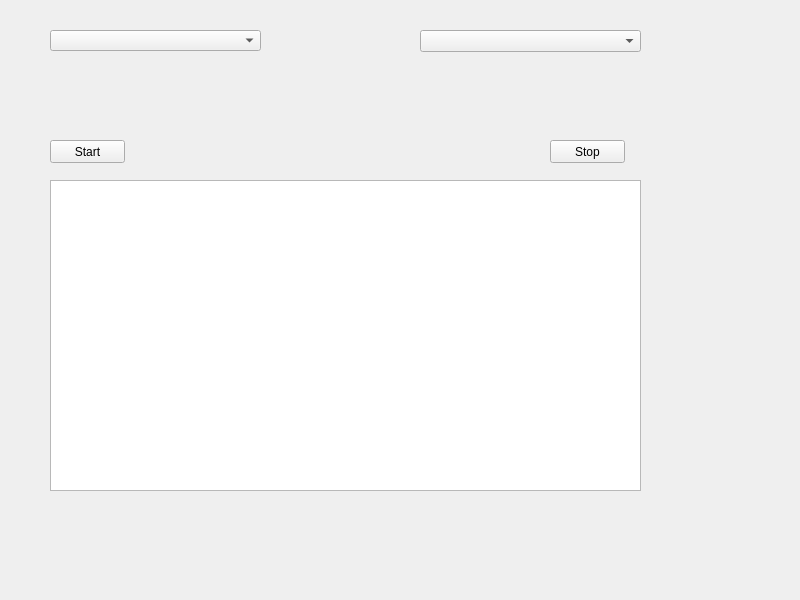
First picture: the form in widget.ui, repository Naxisigut/TestForAudioDevice, before the edit.
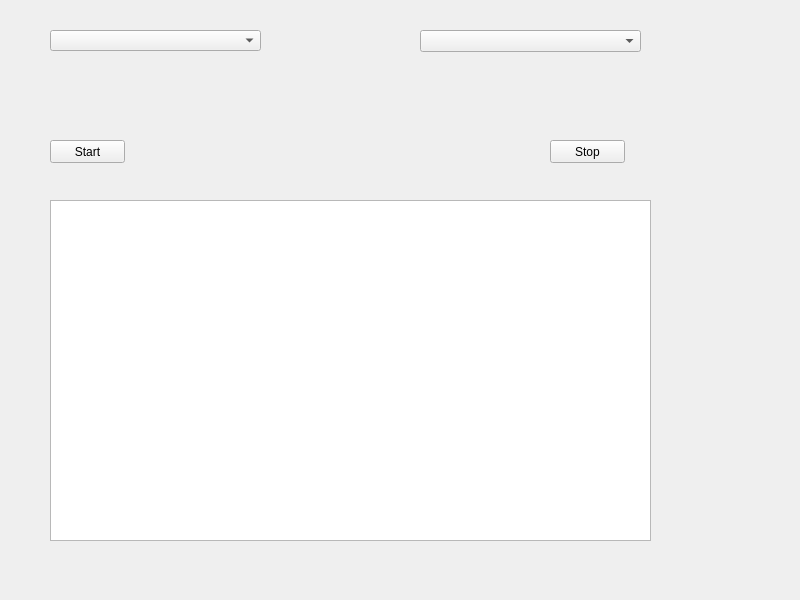
Second picture: the form after the edit.

```diff
--- a/widget.ui
+++ b/widget.ui
@@ -36,16 +36,6 @@
     <string>Start</string>
    </property>
   </widget>
-  <widget class="QTableView" name="tableView">
-   <property name="geometry">
-    <rect>
-     <x>50</x>
-     <y>180</y>
-     <width>591</width>
-     <height>311</height>
-    </rect>
-   </property>
-  </widget>
   <widget class="QPushButton" name="stopButton">
    <property name="geometry">
     <rect>
@@ -69,6 +59,16 @@
     </rect>
    </property>
   </widget>
+  <widget class="QTableView" name="tableView">
+   <property name="geometry">
+    <rect>
+     <x>50</x>
+     <y>200</y>
+     <width>601</width>
+     <height>341</height>
+    </rect>
+   </property>
+  </widget>
  </widget>
  <resources/>
  <connections/>
```
